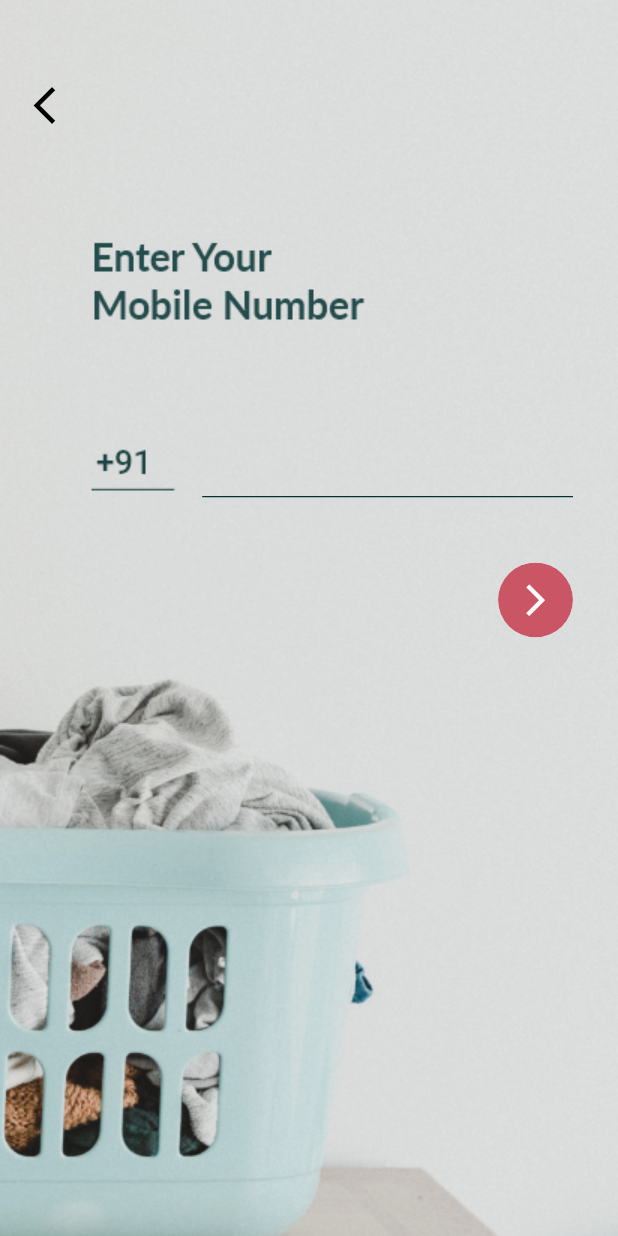
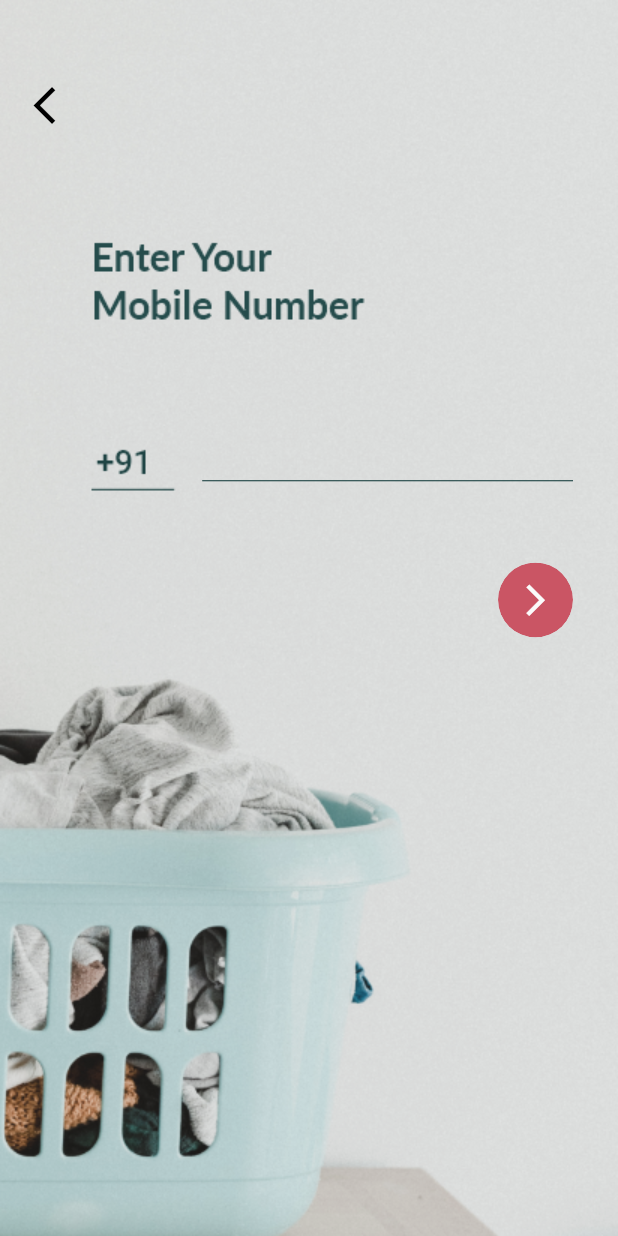
Before and after one commit to pratit989/Rinse, a Flutter app: the screen it shows after launch, after a tap on "Customer", on a phone screen of 412 x 824 dp. Run offline on Flutter 3.47's test engine with Material 2 defaults, Android fonts, the phone set to English and light mode, and no system bars; our stand-ins replace auto_size_text, built_collection, built_value, cloud_firestore, easy_debounce, firebase_auth and 10 more; missing offline and left inert: json_path; accounts and stored records are empty; generated files the repository leaves out were written again.

Commit message:
Updating to latest FlutterFlow output.

```diff
--- a/lib/login/login_widget.dart
+++ b/lib/login/login_widget.dart
@@ -64,7 +64,7 @@ class _LoginWidgetState extends State<LoginWidget> {
                           children: [
                             Expanded(
                               child: Align(
-                                alignment: AlignmentDirectional(1, 1.15),
+                                alignment: AlignmentDirectional(1, 1.06),
                                 child: Container(
                                   width:
                                       MediaQuery.of(context).size.width * 0.6,
```
